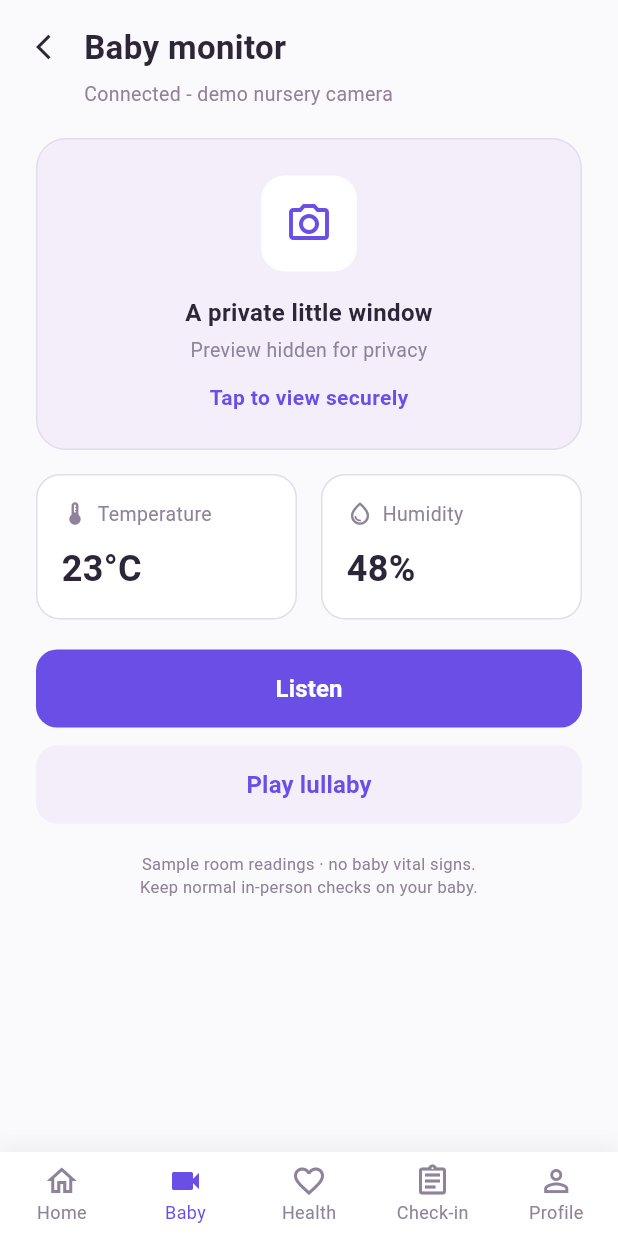
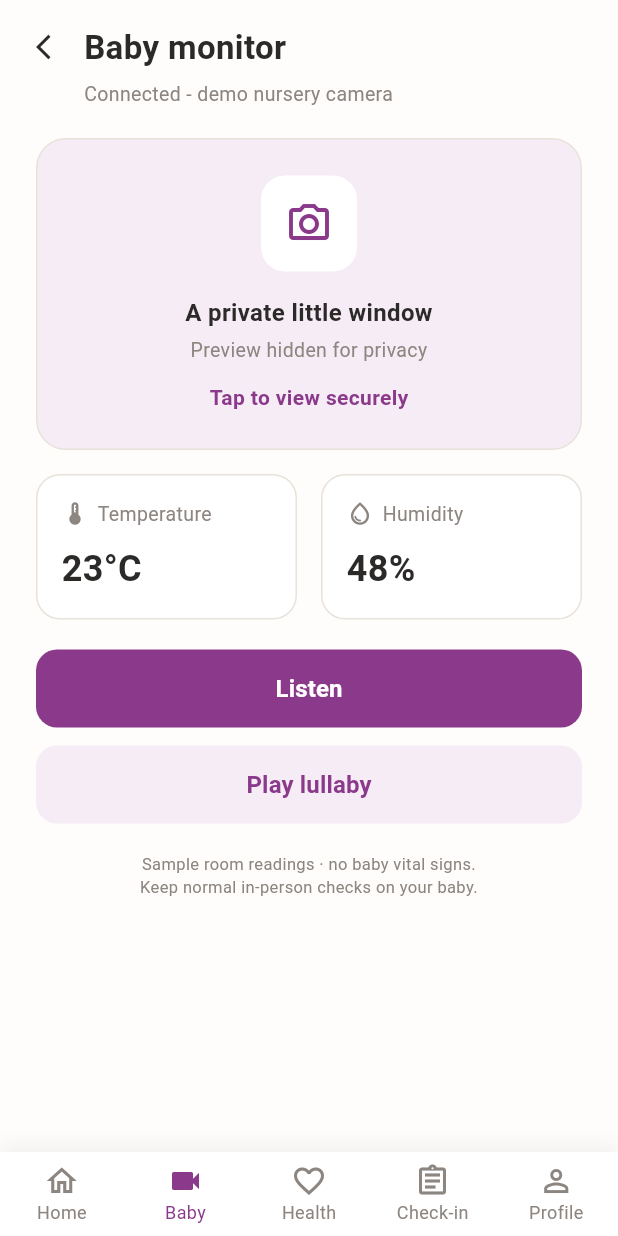
Before and after one commit to cepdnaclk/e22-3yp-himummy, a Flutter app: the BabyMonitorScreen screen opened directly, on a phone screen of 412 x 824 dp. Run offline on Flutter 3.47's test engine with Material 3 defaults, Android fonts, the phone set to English and light mode, and no system bars; our stand-ins replace fl_chart; Roboto replaces fonts that are missing (Nunito Sans).

Commit message:
update primary color theme across app

```diff
--- a/code/himummy_mobile/lib/core/constants/app_colors.dart
+++ b/code/himummy_mobile/lib/core/constants/app_colors.dart
@@ -1,13 +1,13 @@
 import 'package:flutter/material.dart';
 
 class AppColors {
-  // HiMummy Pastel Color Palette (based on Figma design)
-  static const Color primaryPurple = Color(0xFF6B4EE6); // Main buttons, active icons
-  static const Color lightPurpleBg = Color(0xFFF3EEFA); // Card backgrounds, soft highlights
-  static const Color softPink = Color(0xFFE8D7E6);      // Accent highlights / tags
-  static const Color backgroundWhite = Color(0xFFFAF9FC); // App background
-  static const Color textDark = Color(0xFF2D2538);       // Main headings & body text
-  static const Color textMuted = Color(0xFF8E839B);      // Subtitles & hints
-  static const Color cardWhite = Color(0xFFFFFFFF);      // Card containers
-  static const Color borderGrey = Color(0xFFE2DCEB);     // Input borders & dividers
+  // Vibrant Purple Palette selected by user
+  static const Color primaryPurple = Color(0xFF8B3A8B); // Rich vibrant purple
+  static const Color lightPurpleBg = Color(0xFFF5ECF5); // Soft matching tint for backgrounds/cards
+
+  static const Color backgroundWhite = Color(0xFFFEFDFB);
+  static const Color cardWhite = Color(0xFFFFFFFF);
+  static const Color textDark = Color(0xFF2C2A29);
+  static const Color textMuted = Color(0xFF8C8580);
+  static const Color borderGrey = Color(0xFFE8E2DA);
 }
```
